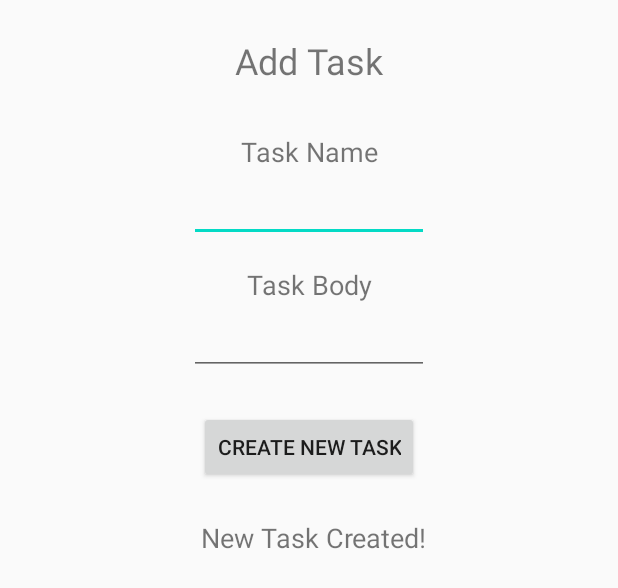
After one commit to MKAbuMattar/taskmaster, an Android app: the layout activity_add_task.xml on its own in the app's theme, with its tools: preview values and no code run, on a phone screen of 412 x 824 dp. The commit adds this screen. Shown: the top 588 px of the screen. Run offline under Robolectric (Android 15) with nearby library versions, the phone set to English and light mode, and no system bars.

Commit message:
add task

```diff
--- /dev/null
+++ b/app/src/main/java/com/taskmaster/AddTask.java
@@ -0,0 +1,29 @@
+package com.taskmaster;
+
+import android.os.Bundle;
+import android.support.v7.app.AppCompatActivity;
+import android.view.View;
+import android.widget.Button;
+import android.widget.TextView;
+
+public class AddTask extends AppCompatActivity {
+
+  @Override
+  protected void onCreate(Bundle savedInstanceState) {
+    super.onCreate(savedInstanceState);
+    setContentView(R.layout.activity_add_task);
+
+    TextView successLabel = findViewById(R.id.newTaskSubmitSuccess);
+    successLabel.setVisibility(View.GONE);
+
+    Button newTaskCreateButton = findViewById(R.id.newTaskSubmit);
+    newTaskCreateButton.setOnClickListener(newTaskCreateListener);
+  }
+
+  private View.OnClickListener newTaskCreateListener = new View.OnClickListener() {
+    public void onClick(View v) {
+      TextView successLabel = findViewById(R.id.newTaskSubmitSuccess);
+      successLabel.setVisibility(View.VISIBLE);
+    }
+  };
+}
--- a/app/src/main/java/com/taskmaster/MainActivity.java
+++ b/app/src/main/java/com/taskmaster/MainActivity.java
@@ -1,7 +1,9 @@
 package com.taskmaster;
 
+import android.content.Intent;
 import android.support.v7.app.AppCompatActivity;
 import android.os.Bundle;
+import android.view.View;
 
 public class MainActivity extends AppCompatActivity {
 
@@ -10,4 +12,11 @@ public class MainActivity extends AppCompatActivity {
     super.onCreate(savedInstanceState);
     setContentView(R.layout.activity_main);
   }
+
+  private View.OnClickListener goToNewTaskCreator = new View.OnClickListener() {
+    public void onClick(View v) {
+      Intent i = new Intent(getBaseContext(), AddTask.class);
+      startActivity(i);
+    }
+  };
 }
--- /dev/null
+++ b/app/src/main/res/layout/activity_add_task.xml
@@ -0,0 +1,97 @@
+<?xml version="1.0" encoding="utf-8"?>
+<android.support.constraint.ConstraintLayout
+    xmlns:android="http://schemas.android.com/apk/res/android"
+    xmlns:app="http://schemas.android.com/apk/res-auto"
+    xmlns:tools="http://schemas.android.com/tools"
+    android:layout_width="match_parent"
+    android:layout_height="match_parent"
+    tools:context=".AddTask">
+
+    <TextView
+        android:id="@+id/newTaskSubmitSuccess"
+        android:layout_width="wrap_content"
+        android:layout_height="wrap_content"
+        android:layout_marginTop="24dp"
+        android:labelFor="@id/newTaskBody"
+        android:text="@string/new_task_created"
+        android:textSize="18sp"
+        app:layout_constraintEnd_toEndOf="parent"
+        app:layout_constraintHorizontal_bias="0.512"
+        app:layout_constraintStart_toStartOf="parent"
+        app:layout_constraintTop_toBottomOf="@+id/newTaskSubmit" />
+
+    <TextView
+        android:id="@+id/taskBodyLabel"
+        android:layout_width="wrap_content"
+        android:layout_height="wrap_content"
+        android:layout_marginTop="16dp"
+        android:labelFor="@id/newTaskBody"
+        android:text="@string/task_body"
+        android:textSize="18sp"
+        app:layout_constraintEnd_toEndOf="parent"
+        app:layout_constraintStart_toStartOf="parent"
+        app:layout_constraintTop_toBottomOf="@+id/newTaskName" />
+
+    <TextView
+        android:id="@+id/addATask"
+        android:layout_width="wrap_content"
+        android:layout_height="wrap_content"
+        android:layout_marginTop="24dp"
+        android:text="@string/add_task"
+        android:textSize="24sp"
+        app:layout_constraintEnd_toEndOf="parent"
+        app:layout_constraintStart_toStartOf="parent"
+        app:layout_constraintTop_toTopOf="parent" />
+
+    <EditText
+        android:id="@+id/newTaskName"
+        android:layout_width="wrap_content"
+        android:layout_height="wrap_content"
+        android:layout_marginTop="8dp"
+        android:ems="10"
+        android:inputType="textPersonName"
+        android:textAlignment="viewStart"
+        android:textSize="14sp"
+        app:layout_constraintEnd_toEndOf="parent"
+        app:layout_constraintStart_toStartOf="parent"
+        app:layout_constraintTop_toBottomOf="@+id/taskNameLabel"
+        android:importantForAutofill="no" />
+
+    <TextView
+        android:id="@+id/taskNameLabel"
+        android:layout_width="wrap_content"
+        android:layout_height="wrap_content"
+        android:layout_marginTop="32dp"
+        android:labelFor="@id/newTaskName"
+        android:text="@string/task_name"
+        android:textSize="18sp"
+        app:layout_constraintEnd_toEndOf="parent"
+        app:layout_constraintStart_toStartOf="parent"
+        app:layout_constraintTop_toBottomOf="@+id/addATask" />
+
+    <EditText
+        android:id="@+id/newTaskBody"
+        android:layout_width="wrap_content"
+        android:layout_height="wrap_content"
+        android:layout_marginTop="8dp"
+        android:ems="10"
+        android:gravity="start|top"
+        android:inputType="textMultiLine"
+        android:textAlignment="viewStart"
+        android:textSize="14sp"
+        app:layout_constraintEnd_toEndOf="parent"
+        app:layout_constraintStart_toStartOf="parent"
+        app:layout_constraintTop_toBottomOf="@+id/taskBodyLabel"
+        android:importantForAutofill="no" />
+
+    <Button
+        android:id="@+id/newTaskSubmit"
+        android:layout_width="wrap_content"
+        android:layout_height="wrap_content"
+        android:layout_marginTop="24dp"
+        android:text="@string/create_new_task"
+        app:layout_constraintEnd_toEndOf="parent"
+        app:layout_constraintStart_toStartOf="parent"
+        app:layout_constraintTop_toBottomOf="@+id/newTaskBody" />
+
+</android.support.constraint.ConstraintLayout>
--- a/app/src/main/res/values/strings.xml
+++ b/app/src/main/res/values/strings.xml
@@ -1,3 +1,8 @@
 <resources>
-    <string name="app_name">taskmaster</string>
+    <string name="app_name">Task Master</string>
+    <string name="new_task_created">New Task Created!</string>
+    <string name="task_body">Task Body</string>
+    <string name="add_task">Add Task</string>
+    <string name="task_name">Task Name</string>
+    <string name="create_new_task">Create New Task</string>
 </resources>
```
Also changed, not shown: 1 other file.
